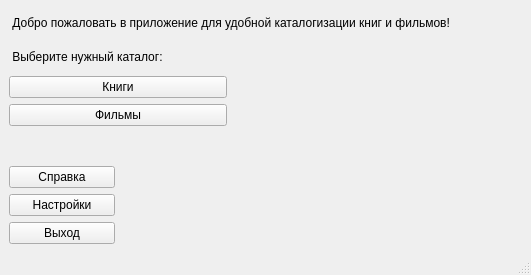
Above: My_Project/first_window.ui from alizalas/QtProject before the change. Below: the same form after it.
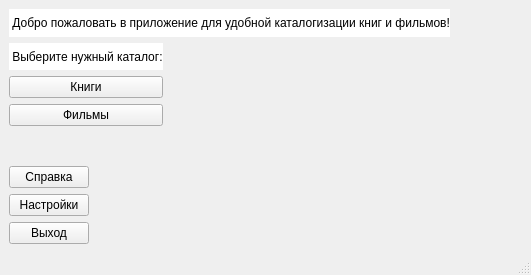
That is the form after the change.

Patch:
```diff
--- a/My_Project/first_window.ui
+++ b/My_Project/first_window.ui
@@ -15,64 +15,22 @@
   </property>
   <widget class="QWidget" name="centralwidget">
    <layout class="QGridLayout" name="gridLayout">
-    <item row="8" column="4">
-     <widget class="QLabel" name="label_15">
+    <item row="9" column="8">
+     <widget class="QLabel" name="label_9">
       <property name="text">
        <string/>
       </property>
      </widget>
     </item>
-    <item row="9" column="3">
-     <widget class="QLabel" name="label_28">
+    <item row="5" column="9">
+     <widget class="QLabel" name="label_30">
       <property name="text">
        <string/>
       </property>
      </widget>
     </item>
-    <item row="5" column="3">
-     <widget class="QLabel" name="label_25">
-      <property name="text">
-       <string/>
-      </property>
-     </widget>
-    </item>
-    <item row="7" column="2">
-     <widget class="QLabel" name="label_7">
-      <property name="text">
-       <string/>
-      </property>
-     </widget>
-    </item>
-    <item row="7" column="3">
-     <widget class="QLabel" name="label_26">
-      <property name="text">
-       <string/>
-      </property>
-     </widget>
-    </item>
-    <item row="7" column="5">
-     <widget class="QLabel" name="label_31">
-      <property name="text">
-       <string/>
-      </property>
-     </widget>
-    </item>
-    <item row="5" column="1">
-     <widget class="QLabel" name="label_20">
-      <property name="text">
-       <string/>
-      </property>
-     </widget>
-    </item>
-    <item row="8" column="1">
-     <widget class="QLabel" name="label_22">
-      <property name="text">
-       <string/>
-      </property>
-     </widget>
-    </item>
-    <item row="8" column="2">
-     <widget class="QLabel" name="label_3">
+    <item row="8" column="6">
+     <widget class="QLabel" name="label_27">
       <property name="text">
        <string/>
       </property>
@@ -85,77 +43,87 @@
       </property>
      </widget>
     </item>
-    <item row="9" column="2">
-     <widget class="QLabel" name="label_8">
-      <property name="text">
-       <string/>
-      </property>
-     </widget>
-    </item>
     <item row="9" column="5">
+     <widget class="QLabel" name="label_8">
+      <property name="text">
+       <string/>
+      </property>
+     </widget>
+    </item>
+    <item row="5" column="8">
+     <widget class="QLabel" name="label_13">
+      <property name="text">
+       <string/>
+      </property>
+     </widget>
+    </item>
+    <item row="9" column="9">
      <widget class="QLabel" name="label_33">
       <property name="text">
        <string/>
       </property>
      </widget>
     </item>
-    <item row="5" column="2">
+    <item row="5" column="5">
      <widget class="QLabel" name="label_6">
       <property name="text">
        <string/>
       </property>
      </widget>
     </item>
-    <item row="5" column="4">
-     <widget class="QLabel" name="label_13">
-      <property name="text">
-       <string/>
-      </property>
-     </widget>
-    </item>
-    <item row="7" column="4">
+    <item row="7" column="8">
      <widget class="QLabel" name="label_14">
       <property name="text">
        <string/>
       </property>
      </widget>
     </item>
-    <item row="5" column="5">
-     <widget class="QLabel" name="label_30">
+    <item row="1" column="9">
+     <widget class="QLabel" name="label_34">
       <property name="text">
        <string/>
       </property>
      </widget>
     </item>
-    <item row="8" column="3">
-     <widget class="QLabel" name="label_27">
+    <item row="1" column="6">
+     <widget class="QLabel" name="label_18">
       <property name="text">
        <string/>
       </property>
      </widget>
     </item>
-    <item row="9" column="4">
-     <widget class="QLabel" name="label_9">
+    <item row="0" column="9">
+     <widget class="QLabel" name="label_37">
       <property name="text">
        <string/>
       </property>
      </widget>
     </item>
-    <item row="8" column="5">
-     <widget class="QLabel" name="label_32">
+    <item row="1" column="0" colspan="2">
+     <widget class="QLabel" name="label_2">
+      <property name="styleSheet">
+       <string notr="true">background-color: rgb(255, 255, 255);</string>
+      </property>
       <property name="text">
-       <string/>
+       <string> Выберите нужный каталог:</string>
       </property>
      </widget>
     </item>
-    <item row="0" column="4">
+    <item row="0" column="8">
      <widget class="QLabel" name="label_36">
       <property name="text">
        <string/>
       </property>
      </widget>
     </item>
-    <item row="3" column="5">
+    <item row="8" column="9">
+     <widget class="QLabel" name="label_32">
+      <property name="text">
+       <string/>
+      </property>
+     </widget>
+    </item>
+    <item row="3" column="9">
      <widget class="QLabel" name="label_29">
       <property name="text">
        <string/>
@@ -169,29 +137,81 @@
       </property>
      </widget>
     </item>
-    <item row="3" column="3">
+    <item row="3" column="6">
      <widget class="QLabel" name="label_24">
       <property name="text">
        <string/>
       </property>
      </widget>
     </item>
-    <item row="3" column="2">
+    <item row="3" column="5">
      <widget class="QLabel" name="label_5">
       <property name="text">
        <string/>
       </property>
      </widget>
     </item>
-    <item row="3" column="4">
-     <widget class="QLabel" name="label_12">
+    <item row="0" column="0" colspan="7">
+     <widget class="QLabel" name="label">
+      <property name="styleSheet">
+       <string notr="true">background-color: rgb(255, 255, 255);</string>
+      </property>
       <property name="text">
+       <string> Добро пожаловать в приложение для удобной каталогизации книг и фильмов!</string>
+      </property>
+     </widget>
+    </item>
+    <item row="2" column="8">
+     <widget class="QLabel" name="label_11">
+      <property name="text">
        <string/>
       </property>
      </widget>
     </item>
-    <item row="1" column="4">
-     <widget class="QLabel" name="label_19">
+    <item row="2" column="5">
+     <widget class="QLabel" name="label_4">
+      <property name="text">
+       <string/>
+      </property>
+     </widget>
+    </item>
+    <item row="2" column="6">
+     <widget class="QLabel" name="label_17">
+      <property name="text">
+       <string/>
+      </property>
+     </widget>
+    </item>
+    <item row="2" column="9">
+     <widget class="QLabel" name="label_10">
+      <property name="text">
+       <string/>
+      </property>
+     </widget>
+    </item>
+    <item row="2" column="3">
+     <widget class="QLabel" name="label_39">
+      <property name="text">
+       <string/>
+      </property>
+     </widget>
+    </item>
+    <item row="2" column="4">
+     <widget class="QLabel" name="label_38">
+      <property name="text">
+       <string/>
+      </property>
+     </widget>
+    </item>
+    <item row="0" column="7">
+     <widget class="QLabel" name="label_42">
+      <property name="text">
+       <string/>
+      </property>
+     </widget>
+    </item>
+    <item row="2" column="2">
+     <widget class="QLabel" name="label_41">
       <property name="text">
        <string/>
       </property>
@@ -204,6 +224,13 @@
       </property>
      </widget>
     </item>
+    <item row="1" column="8">
+     <widget class="QLabel" name="label_19">
+      <property name="text">
+       <string/>
+      </property>
+     </widget>
+    </item>
     <item row="9" column="0">
      <widget class="QPushButton" name="exit">
       <property name="text">
@@ -218,57 +245,22 @@
       </property>
      </widget>
     </item>
-    <item row="2" column="4">
-     <widget class="QLabel" name="label_11">
+    <item row="3" column="8">
+     <widget class="QLabel" name="label_12">
       <property name="text">
        <string/>
       </property>
      </widget>
     </item>
-    <item row="2" column="2">
-     <widget class="QLabel" name="label_4">
-      <property name="text">
-       <string/>
-      </property>
-     </widget>
-    </item>
-    <item row="2" column="3">
-     <widget class="QLabel" name="label_17">
-      <property name="text">
-       <string/>
-      </property>
-     </widget>
-    </item>
-    <item row="2" column="5">
-     <widget class="QLabel" name="label_10">
-      <property name="text">
-       <string/>
-      </property>
-     </widget>
-    </item>
-    <item row="1" column="0" colspan="2">
-     <widget class="QLabel" name="label_2">
-      <property name="text">
-       <string> Выберите нужный каталог:</string>
-      </property>
-     </widget>
-    </item>
-    <item row="1" column="3">
-     <widget class="QLabel" name="label_18">
-      <property name="text">
-       <string/>
-      </property>
-     </widget>
-    </item>
-    <item row="0" column="5">
-     <widget class="QLabel" name="label_37">
+    <item row="7" column="1">
+     <widget class="QLabel" name="label_21">
       <property name="text">
        <string/>
       </property>
      </widget>
     </item>
     <item row="1" column="5">
-     <widget class="QLabel" name="label_34">
+     <widget class="QLabel" name="label_16">
       <property name="text">
        <string/>
       </property>
@@ -288,24 +280,66 @@
       </property>
      </widget>
     </item>
-    <item row="1" column="2">
-     <widget class="QLabel" name="label_16">
+    <item row="9" column="6">
+     <widget class="QLabel" name="label_28">
       <property name="text">
        <string/>
       </property>
      </widget>
     </item>
-    <item row="7" column="1">
-     <widget class="QLabel" name="label_21">
+    <item row="8" column="8">
+     <widget class="QLabel" name="label_15">
       <property name="text">
        <string/>
       </property>
      </widget>
     </item>
-    <item row="0" column="0" colspan="4">
-     <widget class="QLabel" name="label">
+    <item row="5" column="6">
+     <widget class="QLabel" name="label_25">
       <property name="text">
-       <string> Добро пожаловать в приложение для удобной каталогизации книг и фильмов!</string>
+       <string/>
+      </property>
+     </widget>
+    </item>
+    <item row="7" column="5">
+     <widget class="QLabel" name="label_7">
+      <property name="text">
+       <string/>
+      </property>
+     </widget>
+    </item>
+    <item row="7" column="9">
+     <widget class="QLabel" name="label_31">
+      <property name="text">
+       <string/>
+      </property>
+     </widget>
+    </item>
+    <item row="8" column="5">
+     <widget class="QLabel" name="label_3">
+      <property name="text">
+       <string/>
+      </property>
+     </widget>
+    </item>
+    <item row="7" column="6">
+     <widget class="QLabel" name="label_26">
+      <property name="text">
+       <string/>
+      </property>
+     </widget>
+    </item>
+    <item row="5" column="1">
+     <widget class="QLabel" name="label_20">
+      <property name="text">
+       <string/>
+      </property>
+     </widget>
+    </item>
+    <item row="8" column="1">
+     <widget class="QLabel" name="label_22">
+      <property name="text">
+       <string/>
       </property>
      </widget>
     </item>
```
